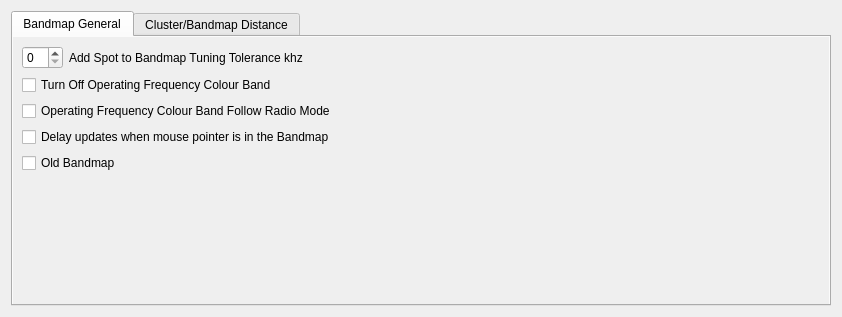
Old version of the form mqt/MqtLogger/Clusterbandmapconfigure.ui in the repository Rsclub22/Minos2-Mirror.
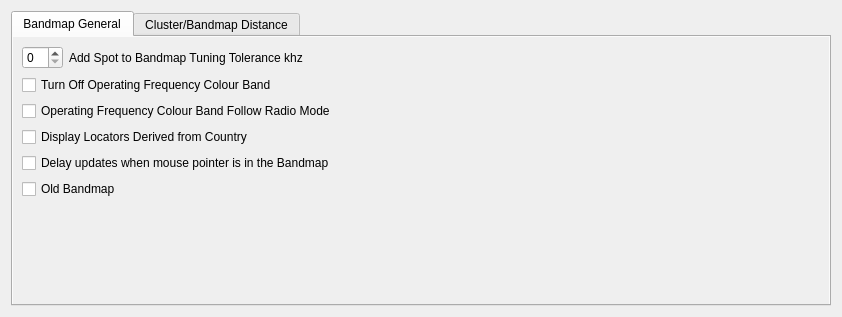
New version of the form.

Commit message: Option to show or not country derived locators

The edit to the form file:
```diff
--- a/mqt/MqtLogger/Clusterbandmapconfigure.ui
+++ b/mqt/MqtLogger/Clusterbandmapconfigure.ui
@@ -77,6 +77,13 @@
            </property>
           </widget>
          </item>
+         <item>
+          <widget class="QCheckBox" name="showDerivedLocChkBox">
+           <property name="text">
+            <string>Display Locators Derived from Country</string>
+           </property>
+          </widget>
+         </item>
          <item>
           <widget class="QCheckBox" name="mouseInBcb">
            <property name="text">
```
The commit also changes 4 other files.
